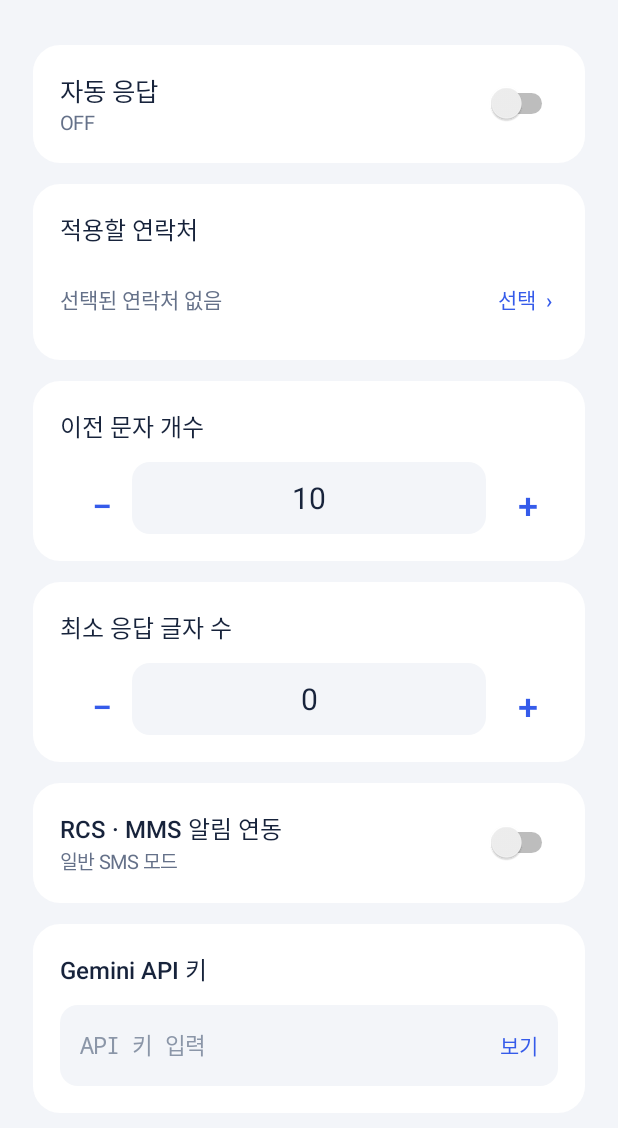
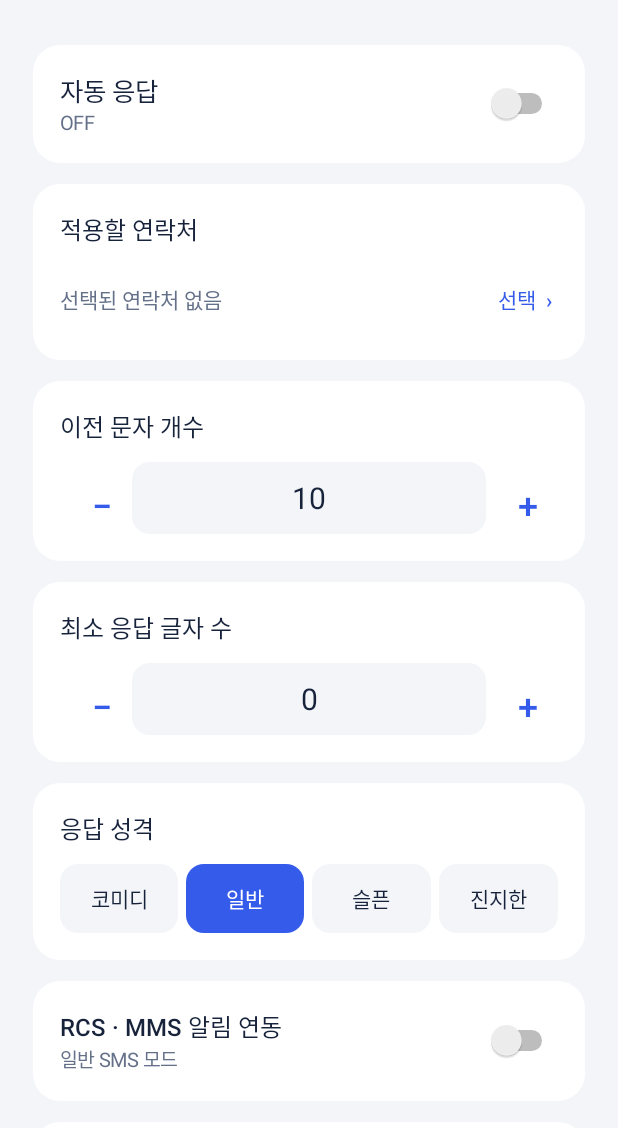
Before and after one commit to KKomaSub/auto-message, an Android app: the screen it shows after launch (MainActivity), on a phone screen of 412 x 824 dp, the part 108-1236 px from its top. Run offline under Robolectric (Android 15) with nearby library versions, the phone set to English and light mode, and no system bars; pictures from the network do not load; 2 statements that could not run were skipped.

Commit message:
Add four persistent AI reply personality options

```diff
--- a/app/build.gradle
+++ b/app/build.gradle
@@ -2,6 +2,6 @@ plugins { id 'com.android.application' }
 android {
     namespace 'com.kkoma.aisms'
     compileSdk 35
-    defaultConfig { applicationId 'com.kkoma.aisms'; minSdk 26; targetSdk 35; versionCode 3; versionName '1.2' }
+    defaultConfig { applicationId 'com.kkoma.aisms'; minSdk 26; targetSdk 35; versionCode 4; versionName '1.3' }
     compileOptions { sourceCompatibility JavaVersion.VERSION_17; targetCompatibility JavaVersion.VERSION_17 }
 }
--- a/app/src/main/java/com/kkoma/aisms/MainActivity.java
+++ b/app/src/main/java/com/kkoma/aisms/MainActivity.java
@@ -40,6 +40,11 @@ public final class MainActivity extends Activity {
         minChars=new EditText(this);minChars.setSingleLine(true);minChars.setInputType(android.text.InputType.TYPE_CLASS_NUMBER);minChars.setFilters(new InputFilter[]{new InputFilter.LengthFilter(3)});minChars.setTextColor(INK);minChars.setTextSize(20);minChars.setGravity(Gravity.CENTER);minChars.setBackground(shape(BG,12));minChars.setText(Integer.toString(Settings.minimum(this)));minimumLine.addView(minChars,new LinearLayout.LayoutParams(0,dp(48),1));
         TextView plusChars=action("+");plusChars.setTextSize(24);plusChars.setGravity(Gravity.CENTER);minimumLine.addView(plusChars,new LinearLayout.LayoutParams(dp(48),dp(48)));
         minusChars.setOnClickListener(v->setMinimum(Settings.minimum(this)-10));plusChars.setOnClickListener(v->setMinimum(Settings.minimum(this)+10));minChars.addTextChangedListener(watch(s->{try{int n=Integer.parseInt(s);if(n>=0&&n<=700)Settings.prefs(this).edit().putInt("min_chars",n).apply();}catch(Exception ignored){}}));minChars.setOnFocusChangeListener((v,focused)->{if(!focused)setMinimum(parseMinimum());});
+        gap(root,14);LinearLayout toneCard=card(root);toneCard.addView(text("응답 성격",16,INK,true));gap(toneCard,12);
+        LinearLayout toneLine=new LinearLayout(this);toneLine.setOrientation(LinearLayout.HORIZONTAL);toneCard.addView(toneLine,new LinearLayout.LayoutParams(-1,-2));
+        TextView[] toneButtons=new TextView[Settings.TONE_LABELS.length];
+        for(int i=0;i<toneButtons.length;i++){final int choice=i;TextView chip=text(Settings.TONE_LABELS[i],14,INK,true);chip.setGravity(Gravity.CENTER);chip.setPadding(dp(2),0,dp(2),0);chip.setSingleLine(true);chip.setContentDescription(Settings.TONE_LABELS[i]);LinearLayout.LayoutParams lp=new LinearLayout.LayoutParams(0,dp(46),1);if(i>0)lp.leftMargin=dp(5);toneLine.addView(chip,lp);toneButtons[i]=chip;chip.setOnClickListener(v->{Settings.setTone(this,choice);paintTone(toneButtons);});}
+        paintTone(toneButtons);
         gap(root,14);LinearLayout modeCard=card(root);LinearLayout modeLine=new LinearLayout(this);modeLine.setGravity(Gravity.CENTER_VERTICAL);modeCard.addView(modeLine,new LinearLayout.LayoutParams(-1,-2));LinearLayout modeText=new LinearLayout(this);modeText.setOrientation(LinearLayout.VERTICAL);modeLine.addView(modeText,new LinearLayout.LayoutParams(0,-2,1));modeText.addView(text("RCS · MMS 알림 연동",16,INK,true));connection=text("일반 SMS 모드",13,SUB,false);modeText.addView(connection);notificationMode=new Switch(this);notificationMode.setShowText(false);notificationMode.setContentDescription("RCS 및 MMS 알림 연동");modeLine.addView(notificationMode);
         notificationMode.setOnCheckedChangeListener((button,checked)->{if(quiet)return;if(!checked){Settings.changeMode(this,false);refreshState();return;}quiet=true;notificationMode.setChecked(false);quiet=false;if(Build.VERSION.SDK_INT<30){notice("Android 11 이상에서 사용 가능");return;}new AlertDialog.Builder(this).setTitle("메시지 알림 연동").setMessage("선택한 연락처의 SMS·MMS·RCS 알림 속 텍스트를 Gemini에 보내고, 기본 메시지 앱의 답장 기능을 사용합니다. 알림 접근 권한이 필요하며 다른 앱 알림이나 첨부파일은 전송하지 않습니다. 상대방에게 자동 응답 사실을 미리 알리고 동의를 받은 경우에만 사용하세요.").setNegativeButton("취소",null).setPositiveButton("연동",(d,w)->{if(Settings.notificationAccess(this)){Settings.changeMode(this,true);refreshState();}else{awaitingAccess=true;startActivity(new Intent(android.provider.Settings.ACTION_NOTIFICATION_LISTENER_SETTINGS));}}).show();});connection.setOnClickListener(v->{if(Settings.notificationMode(this)&&!Settings.notificationAccess(this)){awaitingAccess=true;startActivity(new Intent(android.provider.Settings.ACTION_NOTIFICATION_LISTENER_SETTINGS));}});
         gap(root,14);LinearLayout api=card(root);api.addView(text("Gemini API 키",16,INK,true));gap(api,12);LinearLayout keyLine=new LinearLayout(this);keyLine.setGravity(Gravity.CENTER_VERTICAL);keyLine.setBackground(shape(BG,12));api.addView(keyLine,new LinearLayout.LayoutParams(-1,dp(54)));key=new EditText(this);key.setSingleLine(true);key.setInputType(android.text.InputType.TYPE_CLASS_TEXT|android.text.InputType.TYPE_TEXT_VARIATION_PASSWORD|android.text.InputType.TYPE_TEXT_FLAG_NO_SUGGESTIONS);key.setTextColor(INK);key.setTextSize(15);key.setHintTextColor(0xff8b96a8);key.setHint("API 키 입력");key.setBackgroundColor(Color.TRANSPARENT);key.setPadding(dp(13),0,dp(8),0);key.setText(Settings.key(this));key.setImportantForAutofill(View.IMPORTANT_FOR_AUTOFILL_NO);keyLine.addView(key,new LinearLayout.LayoutParams(0,-1,1));TextView show=action("보기");show.setPadding(dp(10),0,dp(13),0);show.setGravity(Gravity.CENTER);keyLine.addView(show,new LinearLayout.LayoutParams(-2,-1));show.setOnClickListener(v->{boolean hidden=key.getTransformationMethod() instanceof PasswordTransformationMethod;key.setTransformationMethod(hidden?null:PasswordTransformationMethod.getInstance());key.setSelection(key.length());show.setText(hidden?"숨기기":"보기");});
@@ -53,6 +58,7 @@ public final class MainActivity extends Activity {
     private GradientDrawable shape(int color,int radius){GradientDrawable d=new GradientDrawable();d.setColor(color);d.setCornerRadius(dp(radius));return d;}
     private LinearLayout card(LinearLayout root){LinearLayout c=new LinearLayout(this);c.setOrientation(LinearLayout.VERTICAL);c.setPadding(dp(18),dp(18),dp(18),dp(18));c.setBackground(shape(WHITE,18));root.addView(c,new LinearLayout.LayoutParams(-1,-2));return c;}
     private void gap(LinearLayout l,int v){l.addView(new View(this),new LinearLayout.LayoutParams(1,dp(v)));}
+    private void paintTone(TextView[] buttons){int selected=Settings.tone(this);for(int i=0;i<buttons.length;i++){boolean on=selected==i;buttons[i].setBackground(shape(on?BLUE:BG,12));buttons[i].setTextColor(on?WHITE:INK);buttons[i].setSelected(on);}}
     private int parseMinimum(){try{return Integer.parseInt(minChars.getText().toString());}catch(Exception e){return Settings.minimum(this);}}
     private void setMinimum(int n){n=Math.max(0,Math.min(700,n));Settings.prefs(this).edit().putInt("min_chars",n).apply();String s=Integer.toString(n);if(!s.contentEquals(minChars.getText())){minChars.setText(s);minChars.setSelection(s.length());}}
     private int parseCount(){try{return Integer.parseInt(count.getText().toString());}catch(Exception e){return Settings.count(this);}}
--- a/app/src/main/java/com/kkoma/aisms/MessageNotificationService.java
+++ b/app/src/main/java/com/kkoma/aisms/MessageNotificationService.java
@@ -56,7 +56,7 @@ public final class MessageNotificationService extends NotificationListenerServic
             if(!eligible(msg,revision))return;
             String key=Settings.key(this);if(key.isEmpty()){Settings.error(this,"API 키를 확인하세요");return;}
             Settings.error(this,"Gemini 응답 생성 중");
-            String answer=Gemini.ask(key,msg.history,msg.text,Settings.minimum(this));
+            String answer=Gemini.ask(key,msg.history,msg.text,Settings.minimum(this),Settings.tone(this));
             synchronized(Settings.class){
                 if(!eligible(msg,revision))return;
                 StatusBarNotification[] live=getActiveNotifications(new String[]{msg.key});
--- a/app/src/main/java/com/kkoma/aisms/ReplyJob.java
+++ b/app/src/main/java/com/kkoma/aisms/ReplyJob.java
@@ -27,7 +27,7 @@ public final class ReplyJob extends JobService {
         org.json.JSONArray history=History.load(this,from,message,e.getLong("received"),Settings.count(this));
         if(!allowed(e,run))return;
         Settings.error(this,"Gemini 응답 생성 중");
-        String answer=Gemini.ask(key,history,message,Settings.minimum(this));
+        String answer=Gemini.ask(key,history,message,Settings.minimum(this),Settings.tone(this));
         if(answer.trim().isEmpty()){Settings.error(this,"AI 응답 없음");return;}
         if(!allowed(e,run))return;
         String text=answer.trim();
--- a/app/src/main/java/com/kkoma/aisms/Settings.java
+++ b/app/src/main/java/com/kkoma/aisms/Settings.java
@@ -27,6 +27,9 @@ final class Settings {
     static int revision(Context c) { return prefs(c).getInt("revision",0); }
     static Set<String> contacts(Context c) { return new HashSet<>(prefs(c).getStringSet("contacts", Collections.emptySet())); }
     static int count(Context c) { return Math.max(0,Math.min(100,prefs(c).getInt("count",10))); }
+    static final String[] TONE_LABELS={"코미디","일반","슬픈","진지한"};
+    static int tone(Context c){int v=prefs(c).getInt("reply_tone",1);return v>=0&&v<TONE_LABELS.length?v:1;}
+    static void setTone(Context c,int tone){if(tone>=0&&tone<TONE_LABELS.length)prefs(c).edit().putInt("reply_tone",tone).apply();}
     static int minimum(Context c){return Math.max(0,Math.min(700,prefs(c).getInt("min_chars",0)));}
     static boolean notificationMode(Context c){return prefs(c).getBoolean("notification_mode",false);}
     static boolean notificationAccess(Context c){return android.os.Build.VERSION.SDK_INT>=30&&c.getSystemService(android.app.NotificationManager.class).isNotificationListenerAccessGranted(new android.content.ComponentName(c,MessageNotificationService.class));}
```
Also changed, not shown: app/src/main/java/com/kkoma/aisms/Gemini.java (+13 -5 lines).
